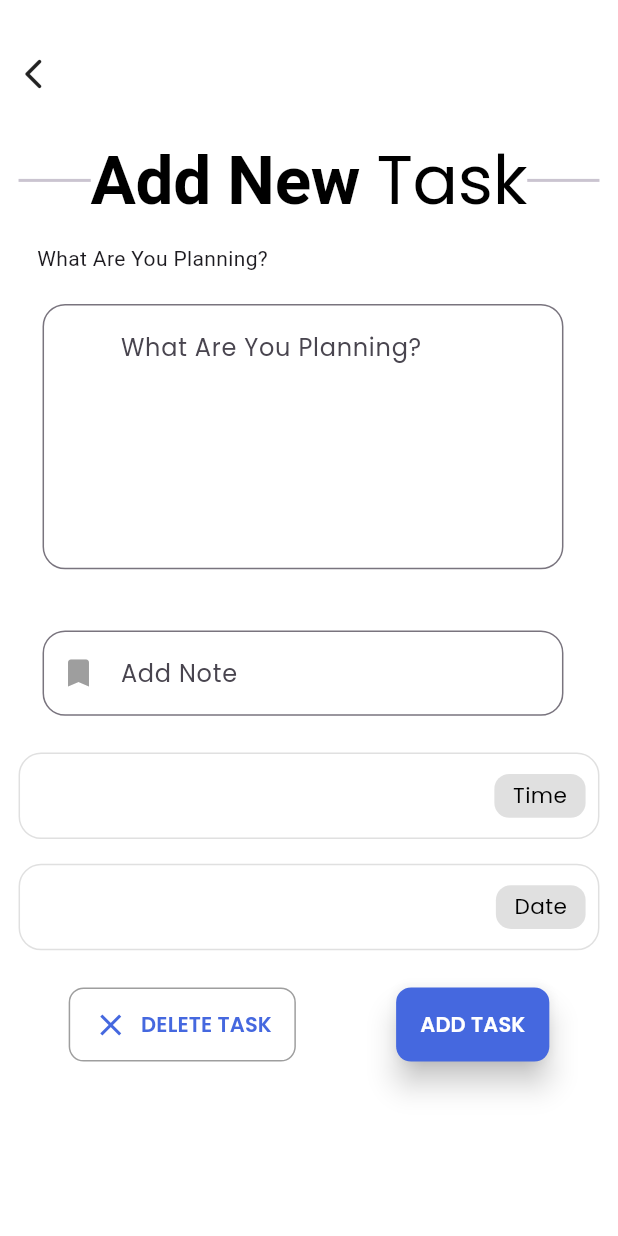
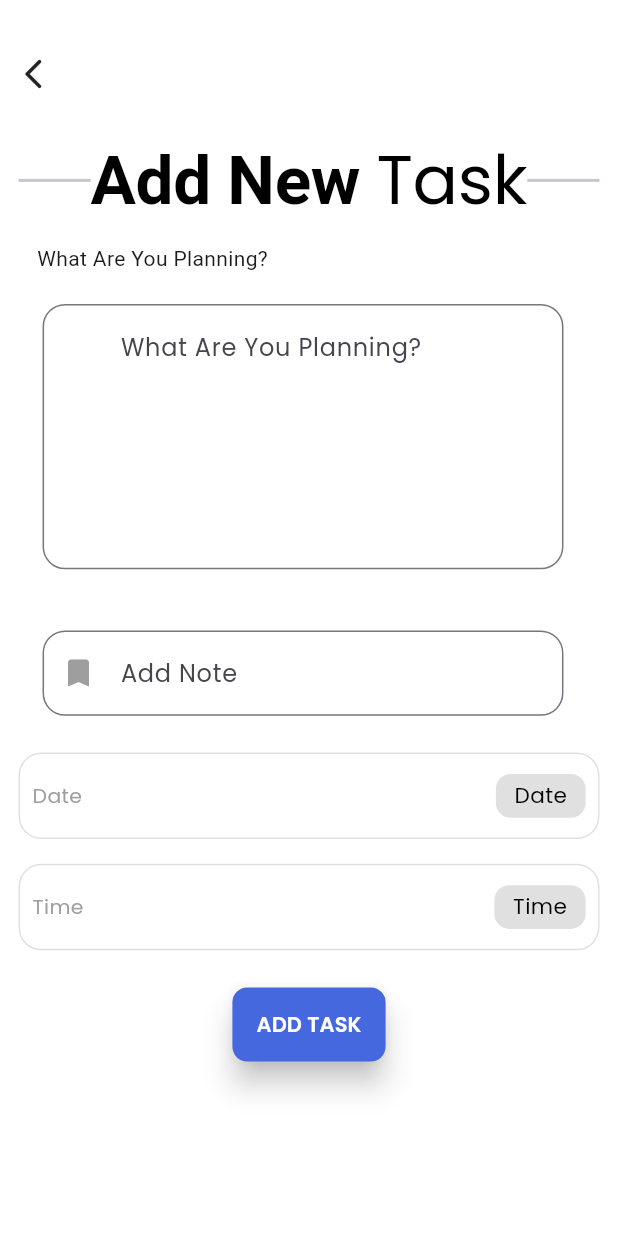
Before and after one commit to MuhammedAnfal/todo_app, a Flutter app: the screen it shows after launch, after a tap on the "add" icon, on a phone screen of 412 x 824 dp. Run offline on Flutter 3.47's test engine with Material 3 defaults, Android fonts, the phone set to English and light mode, and no system bars; our stand-ins replace animate_do, cloud_firestore, cloud_functions, firebase_core, firebase_messaging, flutter_local_notifications and 7 more; missing offline and left inert: bottom_picker, ftoast, panara_dialogs; accounts and stored records are empty.

Commit message:
date selector

```diff
--- a/lib/features/home/screens/home_view.dart
+++ b/lib/features/home/screens/home_view.dart
@@ -1,6 +1,5 @@
 import 'package:animate_do/animate_do.dart';
 import 'package:cloud_functions/cloud_functions.dart';
-import 'package:firebase_messaging/firebase_messaging.dart';
 import 'package:flutter/cupertino.dart';
 import 'package:flutter/material.dart';
 import 'package:flutter_riverpod/flutter_riverpod.dart';
@@ -14,7 +13,6 @@ import 'package:todo_app/features/home/screens/widgets/task_widget.dart';
 import 'package:todo_app/features/models/task.dart';
 import 'package:todo_app/features/utils/app_str.dart';
 import 'package:todo_app/features/utils/constants/image_constants.dart/lottie_constants.dart';
-
 import '../../../main.dart';
 
 class HomeView extends ConsumerStatefulWidget {
--- a/lib/features/home/screens/widgets/task_widget.dart
+++ b/lib/features/home/screens/widgets/task_widget.dart
@@ -7,7 +7,7 @@ import 'package:todo_app/features/tasks/screens/taskview.dart';
 import 'package:todo_app/features/utils/app_colors.dart';
 
 class TaskWidget extends StatefulWidget {
-  const TaskWidget({super.key, required this.theme, required this.task});
+  const  TaskWidget({super.key, required this.theme, required this.task});
 
   //-- variables
   final TextTheme theme;
@@ -56,7 +56,7 @@ class _TaskWidgetState extends State<TaskWidget> {
       child: AnimatedContainer(
         margin: EdgeInsets.symmetric(horizontal: context.w * 0.05, vertical: context.h * 0.01),
         decoration: BoxDecoration(
-          color: Colors.white,
+          color: widget.task.isCompleted? const Color.fromARGB(154,119, 144, 229) : Colors.white,
           borderRadius: BorderRadius.circular(15),
           boxShadow: const [
             BoxShadow(color: Colors.grey, blurRadius: 5, offset: Offset(0, 3)),
@@ -123,7 +123,7 @@ class _TaskWidgetState extends State<TaskWidget> {
                         style: GoogleFonts.poppins(
                           textStyle: widget.theme.displaySmall,
                           fontSize: context.w * 0.03,
-                          color: Colors.grey,
+                          color:widget.task.isCompleted? AppColors.white: Colors.grey,
                         ),
                       ),
                       Text(
@@ -131,7 +131,7 @@ class _TaskWidgetState extends State<TaskWidget> {
                         style: GoogleFonts.poppins(
                           textStyle: widget.theme.displaySmall,
                           fontSize: context.w * 0.03,
-                          color: Colors.grey,
+                          color: widget.task.isCompleted? AppColors.white: Colors.grey,
                         ),
                       ),
                     ],
--- a/lib/features/models/task.dart
+++ b/lib/features/models/task.dart
@@ -32,18 +32,18 @@ class Task extends HiveObject {
 
   //-- create new taks
   factory Task.create({
-    required String? id,
+     String? id,
     required String? title,
     required String? description,
     required DateTime? createdTime,
-    required DateTime? createdAtDate,
-    required bool? isCompleted,
+    required DateTime? createdDate,
+     bool? isCompleted,
   }) => Task(
     id: Uuid().v1(),
     title: title ?? '',
     description: description ?? '',
     createdTime: createdTime ?? DateTime.now(),
-    createdAtDate: createdAtDate ?? DateTime.now(),
+    createdAtDate: createdDate ?? DateTime.now(),
     isCompleted: isCompleted ?? false,
   );
 }
--- a/lib/features/tasks/screens/taskview.dart
+++ b/lib/features/tasks/screens/taskview.dart
@@ -1,18 +1,23 @@
+import 'package:animate_do/animate_do.dart';
 import 'package:bottom_picker/bottom_picker.dart';
 import 'package:cloud_firestore/cloud_firestore.dart';
 import 'package:flutter/material.dart';
 import 'package:flutter/material.dart' as DatePicker show showDatePicker;
 import 'package:flutter_riverpod/flutter_riverpod.dart';
 import 'package:google_fonts/google_fonts.dart';
+import 'package:hive/hive.dart';
+import 'package:intl/intl.dart';
 import 'package:todo_app/features/extension/size_extension.dart';
+import 'package:todo_app/features/models/task.dart';
 import 'package:todo_app/features/tasks/screens/widgets/add_new_task_row.dart';
 import 'package:todo_app/features/tasks/screens/widgets/button_row.dart';
-import 'package:todo_app/features/tasks/screens/widgets/date_selection_section.dart';
+import 'package:todo_app/features/tasks/screens/widgets/date_selection_tile.dart';
 import 'package:todo_app/features/tasks/screens/widgets/task_tile.dart';
 import 'package:todo_app/features/tasks/screens/widgets/task_view_app_bar.dart';
-import 'package:todo_app/features/tasks/screens/widgets/time_selection_tile.dart';
+import 'package:todo_app/features/tasks/screens/widgets/time_selection_section.dart';
 import 'package:todo_app/features/utils/app_colors.dart';
 import 'package:todo_app/features/utils/app_str.dart';
+import 'package:todo_app/features/utils/constants/image_constants.dart/lottie_constants.dart';
 import 'package:todo_app/main.dart';
 
 import '../../../models/task_model.dart';
@@ -29,8 +34,10 @@ class Taskview extends ConsumerStatefulWidget {
 
 class _TaskviewState extends ConsumerState<Taskview> {
   //-- variables
+  final title = StateProvider<String>((ref) => '');
+  final description = StateProvider<String>((ref) => '');
   final selectedDate = StateProvider<DateTime?>((ref) => null);
-  final selectedTime = StateProvider<DateTime?>((ref) => null);
+  final selectedTime = StateProvider((ref) => '');
 
   //-- if any task is there return true or return false
   bool isTaskExist() {
@@ -41,18 +48,47 @@ class _TaskviewState extends ConsumerState<Taskview> {
     }
   }
 
+  //-- function for creating or updating tasks
+  dynamic isTaskAlreadyExistUpdateOtherWiseCreate() {
+    if (widget.titleController?.text != null && widget.descriptionController?.text != null) {
+      try {
+        //-- updating the current task
+        widget.titleController?.text = ref.watch(title);
+        widget.descriptionController?.text = ref.watch(description);
+      } catch (e) {
+        updateWarning(context);
+      }
+    } else {
+      //-- create new task
+
+      if (ref.watch(title) != null && ref.watch(description) != null) {
+        var task = Task.create(
+          title: ref.watch(title),
+          description: ref.watch(description),
+          createdTime: DateTime.parse(ref.watch(selectedTime)),
+          createdDate: ref.watch(selectedDate),
+        );
+        //-- we are adding task in to db using inherited widget
+        BaseWidget.of(context).dataStore.addTask(task: task);
+      } else {
+        emptyWarning(context);
+      }
+    }
+  }
+
   @override
   void dispose() {
     // TODO: implement dispose
     super.dispose();
-    widget.titleController?.dispose();
-    widget.descriptionController?.dispose();
-    ref.watch(selectedTime.notifier).state = null;
+
+    ref.watch(selectedTime.notifier).state = '';
     ref.watch(selectedDate.notifier).state = null;
   }
 
   @override
   Widget build(BuildContext context) {
+   final base = BaseWidget.of(context);
+   return ValueListenableBuilder(valueListenable: base.dataStore.listenToTask(), builder: (context, Box<Task> box , child) {
       return Scaffold(
         backgroundColor: Colors.white,
         //-- appBar
@@ -70,7 +106,7 @@ class _TaskviewState extends ConsumerState<Taskview> {
                     Expanded(child: Divider(thickness: 2)),
 
                     //-- text
-                  AddNewTastRow(),
+                    AddNewTastRow(isAlreadyExist: isTaskExist()),
 
                     Expanded(child: Divider(thickness: 2)),
                   ],
@@ -93,18 +129,34 @@ class _TaskviewState extends ConsumerState<Taskview> {
               ),
 
               //-- text field
-            TaskTile(titleController: widget.titleController),
+              TaskTile(
+                titleController: widget.titleController,
+                onFieldSubmitted: (p0) {
+                  ref.watch(title.notifier).update((state) => p0);
+                },
+                onChanged: (p0) {
+                  ref.watch(title.notifier).update((state) => p0);
+                },
+              ),
 
               //--descriprtion field
               Padding(
                 padding: EdgeInsets.only(top: context.h * 0.015),
-              child: TaskTile(titleController: widget.descriptionController, isDescripton: true),
+                child: TaskTile(
+                  titleController: widget.descriptionController,
+                  isDescripton: true,
+                  onFieldSubmitted: (p0) {
+                    ref.watch(description.notifier).update((state) => p0);
+                  },
+                  onChanged: (p0) {
+                    ref.watch(description.notifier).update((state) => p0);
+                  },
+                ),
               ),
 
-
               //-- date selection tile
-            TimeSelectionTile(
-              selectedTime: ref.watch(selectedDate),
+              DateSelectionTile(
+                selectedDate: ref.watch(selectedDate),
                 ontap: () async {
                   var selected = await DatePicker.showDatePicker(
                     lastDate: DateTime(2030, 3, 5),
@@ -114,31 +166,32 @@ class _TaskviewState extends ConsumerState<Taskview> {
                   );
                   if (selected != null) {
                     ref.watch(selectedDate.notifier).state = selected;
+                    print(ref.watch(selectedDate));
                   }
                 },
               ),
               //-- Date selection tile
-            DateSelectionTile(
+              TimeSelectionTile(
                 ontap: () {
                   BottomPicker.time(
                     use24hFormat: true,
                     initialTime: Time(minutes: 59),
                     maxTime: Time(hours: 23),
                     onSubmit: (p0) {
-                    ref.watch(selectedTime.notifier).state = p0;
+                      final DateTime time = p0 as DateTime;
+                      final formattedTime = DateFormat('HH : mm').format(time);
+                      ref.watch(selectedTime.notifier).state = formattedTime;
+                      print(ref.watch(selectedTime).toString());
                     },
                     pickerTitle: Text('sss', style: GoogleFonts.poppins(color: AppColors.white, fontWeight: FontWeight.w500)),
                   ).show(context);
                 },
-              selectedDate: ref.watch(selectedTime),
+                selectedTime: ref.watch(selectedTime.notifier).state.toString(),
               ),
 
               //-- Delete and add Buttons
               ButtonsRowSection(
-              // selectedDate: DateTime.now(),
-              // selectedTime: ref.watch(selectedTime)??DateTime.now(),
-              // taskTitle: widget.titleController.toString(),
-              // taskDescription: widget.descriptionController.toString(),
+                isAlreadyExist: isTaskExist(),
                 onAdd: () {
                   if (ref.watch(selectedDate) == null) {
                     ScaffoldMessenger.of(context).showSnackBar(SnackBar(content: Text('please select date')));
@@ -148,18 +201,16 @@ class _TaskviewState extends ConsumerState<Taskview> {
                     print(token);
                     print('1');
                     TaskModel task = TaskModel(
-                    token: token??'',
+                      token: token ?? '',
                       taskId: '',
-                    selectedDate: ref.watch(selectedTime) ?? DateTime.now(),
-                    selectedTime: ref.watch(selectedTime) ?? DateTime.now(),
+                      selectedDate: ref.watch(selectedDate) ?? DateTime.now(),
+                      selectedTime: ref.watch(selectedTime) ?? '',
                       taskTitle: widget.titleController.toString(),
                       taskDescription: widget.descriptionController.toString(),
                     );
                     FirebaseFirestore.instance.collection('tasks').add(task.toMap()).then((value) {
-                    value.update({
-                      'taskId':value.id
+                      value.update({'taskId': value.id});
                     });
-                  },);
                   }
                 },
               ),
@@ -167,5 +218,8 @@ class _TaskviewState extends ConsumerState<Taskview> {
           ),
         ),
       );
+
+
+    },);
    }
 }
--- a/lib/features/tasks/screens/widgets/add_new_task_row.dart
+++ b/lib/features/tasks/screens/widgets/add_new_task_row.dart
@@ -3,13 +3,14 @@ import 'package:google_fonts/google_fonts.dart';
 import 'package:todo_app/features/utils/app_str.dart';
 
 class AddNewTastRow extends StatelessWidget {
-  const AddNewTastRow({super.key});
+  const AddNewTastRow({super.key, this.isAlreadyExist});
+  final bool? isAlreadyExist;
 
   @override
   Widget build(BuildContext context) {
     return RichText(
       text: TextSpan(
-        text: AppStrings.addNewTask,
+        text: isAlreadyExist! ? AppStrings.addNewTask : AppStrings.updateCurrentTask,
         style: Theme.of(context).textTheme.displayLarge,
         children: [
           TextSpan(
--- a/lib/features/tasks/screens/widgets/button_row.dart
+++ b/lib/features/tasks/screens/widgets/button_row.dart
@@ -5,23 +5,23 @@ import 'package:todo_app/features/utils/app_colors.dart';
 import 'package:todo_app/features/utils/app_str.dart';
 
 class ButtonsRowSection extends StatelessWidget {
-   ButtonsRowSection({super.key, this.onAdd, this.onDelete});
+   ButtonsRowSection({super.key, this.onAdd, this.onDelete, required this.isAlreadyExist});
   final VoidCallback? onAdd;
   final VoidCallback? onDelete;
+  final bool isAlreadyExist;
 
   //--variables
   GlobalKey<FormState> formKey = GlobalKey<FormState>();
-
 
   @override
   Widget build(BuildContext context) {
     return Padding(
       padding: EdgeInsets.only(top: context.h * 0.03),
       child: Row(
-        mainAxisAlignment: MainAxisAlignment.spaceAround,
+        mainAxisAlignment: isAlreadyExist? MainAxisAlignment.center : MainAxisAlignment.spaceAround,
         children: [
           //-- delete button
-          MaterialButton(
+       isAlreadyExist? Container() :   MaterialButton(
             elevation: 4,
             height: context.h * 0.06,
             color: Colors.white38,
--- a/lib/features/tasks/screens/widgets/time_selection_tile.dart
+++ b/lib/features/tasks/screens/widgets/date_selection_tile.dart
@@ -5,21 +5,21 @@ import 'package:todo_app/features/extension/size_extension.dart';
 import 'package:todo_app/features/utils/app_colors.dart';
 import 'package:todo_app/features/utils/app_str.dart';
 
-class TimeSelectionTile extends StatefulWidget {
-  const TimeSelectionTile({super.key, this.ontap, required this.selectedTime});
+class DateSelectionTile extends StatefulWidget {
+  const DateSelectionTile({super.key, this.ontap, required this.selectedDate});
   final VoidCallback? ontap;
-  final DateTime? selectedTime;
+  final DateTime? selectedDate;
 
   @override
-  State<TimeSelectionTile> createState() => _TimeSelectionTileState();
+  State<DateSelectionTile> createState() => _DateSelectionTileState();
 }
 
-class _TimeSelectionTileState extends State<TimeSelectionTile> {
-  formatDate(DateTime? selectedTime){
-    if(selectedTime!=null){
-   return   DateFormat('dd-MM--yy').format(selectedTime);
+class _DateSelectionTileState extends State<DateSelectionTile> {
+  formatDate(DateTime? selectedDate){
+    if(selectedDate!=null){
+   return   DateFormat.yMMMEd().format(selectedDate);
     } else{
-      return"";
+      return  AppStrings.dateString;
     }
   }
 
@@ -39,7 +39,7 @@ class _TimeSelectionTileState extends State<TimeSelectionTile> {
           mainAxisAlignment: MainAxisAlignment.spaceBetween,
           children: [
             Text(
-           formatDate(widget.selectedTime),
+              AppStrings.dateString,
               style: GoogleFonts.poppins(fontSize: context.w * 0.033, color: AppColors.grey),
             ),
             Container(
@@ -52,7 +52,7 @@ class _TimeSelectionTileState extends State<TimeSelectionTile> {
                 color: Colors.grey.shade300,
               ),
               child: Text(
-                AppStrings.timeString,
+                  formatDate(widget.selectedDate) ,
                 style: GoogleFonts.poppins(
                   fontSize: context.w * 0.035,
                   color: AppColors.black,
--- a/lib/features/tasks/screens/widgets/task_tile.dart
+++ b/lib/features/tasks/screens/widgets/task_tile.dart
@@ -5,17 +5,20 @@ import 'package:todo_app/features/utils/app_colors.dart';
 import 'package:todo_app/features/utils/app_str.dart';
 
 class TaskTile extends StatelessWidget {
-  const TaskTile({super.key, required this.titleController, this.isDescripton = false});
+  const TaskTile({super.key, required this.titleController, this.isDescripton = false, this.onFieldSubmitted, this.onChanged});
 
   final TextEditingController? titleController;
   final bool isDescripton;
 
+  final Function(String)? onFieldSubmitted;
+  final Function(String)? onChanged;
   @override
   Widget build(BuildContext context) {
     return Padding(
       padding: EdgeInsets.only(top: context.h * 0.015),
       child: ListTile(
         title: TextFormField(
+
           controller: titleController,
           maxLines: !isDescripton ? 6 : null,
           style: GoogleFonts.poppins(color: Colors.black),
@@ -30,6 +33,8 @@ class TaskTile extends StatelessWidget {
             ),
 
           ),
+          onFieldSubmitted: onFieldSubmitted,
+          onChanged: onChanged,
         ),
       ),
     );
--- a/lib/features/tasks/screens/widgets/date_selection_section.dart
+++ b/lib/features/tasks/screens/widgets/time_selection_section.dart
@@ -1,26 +1,28 @@
 import 'package:flutter/material.dart';
+import 'package:flutter_riverpod/flutter_riverpod.dart';
 import 'package:google_fonts/google_fonts.dart';
 import 'package:intl/intl.dart';
 import 'package:todo_app/features/extension/size_extension.dart';
 import 'package:todo_app/features/utils/app_colors.dart';
 import 'package:todo_app/features/utils/app_str.dart';
 
-class DateSelectionTile extends StatefulWidget {
-  const DateSelectionTile({super.key, this.ontap, required this.selectedDate});
+class TimeSelectionTile extends StatefulWidget {
+  const TimeSelectionTile({super.key, this.ontap, required this.selectedTime});
   final VoidCallback? ontap;
-  final DateTime? selectedDate;
+  final String selectedTime;
 
   @override
-  State<DateSelectionTile> createState() => _DateSelectionTileState();
+  State<TimeSelectionTile> createState() => _DateSelectionTileState();
 }
 
-class _DateSelectionTileState extends State<DateSelectionTile> {
-  formatDate(DateTime? selectedDate){
-    if(selectedDate!=null){
-    return  DateFormat("hh-mm").format(selectedDate);
-    }else {
-      return"";
-    }}
+class _DateSelectionTileState extends State<TimeSelectionTile> {
+
+  // formatDate(DateTime? selectedTime){
+  //   if(selectedTime!=null){
+  //   return  DateFormat("hh-mm").format(selectedTime);
+  //   }else {
+  //     return"";
+  //   }}
 
   @override
   Widget build(BuildContext context) {
@@ -38,7 +40,7 @@ class _DateSelectionTileState extends State<DateSelectionTile> {
           mainAxisAlignment: MainAxisAlignment.spaceBetween,
           children: [
             Text(
-              formatDate(widget.selectedDate),
+              AppStrings.timeString,
               style: GoogleFonts.poppins(fontSize: context.w * 0.033, color: AppColors.grey),
             ),
             Container(
@@ -51,7 +53,7 @@ class _DateSelectionTileState extends State<DateSelectionTile> {
                 color: Colors.grey.shade300,
               ),
               child: Text(
-                AppStrings.dateString,
+              widget.selectedTime.isEmpty ? AppStrings.timeString: widget.selectedTime.toString() ,
                 style: GoogleFonts.poppins(
                   fontSize: context.w * 0.035,
                   color: AppColors.black,
--- a/lib/main.dart
+++ b/lib/main.dart
@@ -34,21 +34,7 @@ Future<void> main() async {
     }
   });
 
-
-  const AndroidNotificationDetails androidDetails = AndroidNotificationDetails(
-    'default_channel', // ✅ Make sure this ID matches manifest if you add one
-    'Default',
-    importance: Importance.max,
-    priority: Priority.high,
-  );
-
   NotificationSettings settings = await FirebaseMessaging.instance.requestPermission();
-
-  if (settings.authorizationStatus == AuthorizationStatus.authorized) {
-    print('🔓 Notification permission granted.');
-  } else {
-    print('🔒 Notification permission denied.');
-  }
 
   //-- create a background handler
   Future<void> firebaseMessagingBackgroundHandler(RemoteMessage message) async {
--- a/lib/models/task_model.dart
+++ b/lib/models/task_model.dart
@@ -1,7 +1,7 @@
 import 'package:intl/intl.dart';
 
 class TaskModel{
-  final DateTime selectedTime;
+  final String selectedTime;
   final DateTime selectedDate;
   final String taskTitle;
   final String taskDescription;
```
Lines whose indentation alone changed are shown as unchanged.
